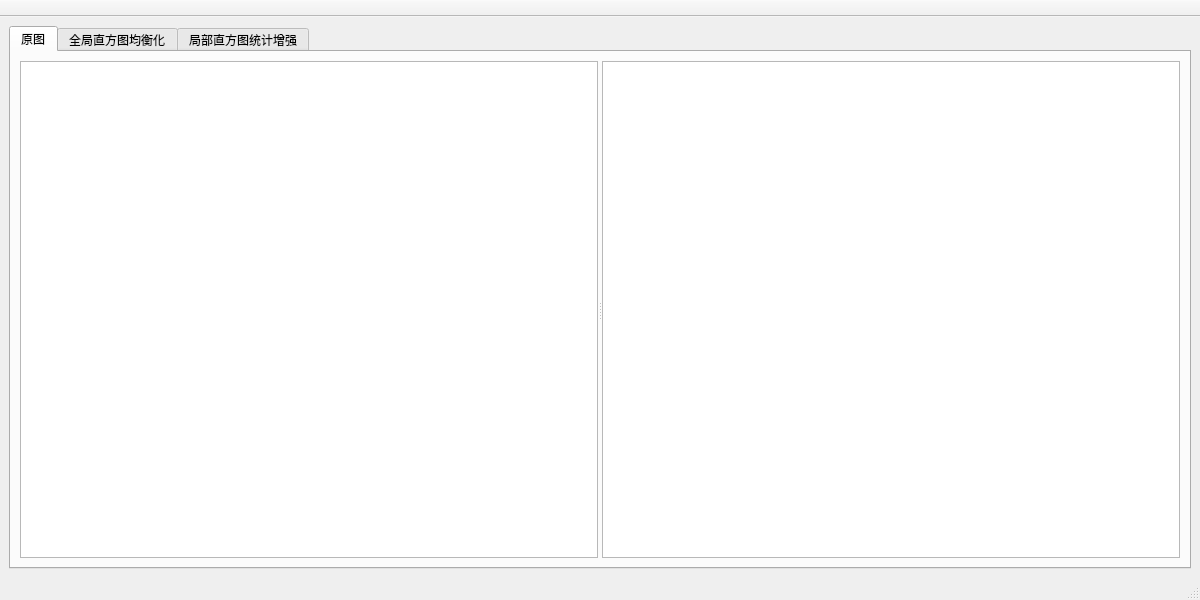
Qt form DIP-src/mainwindow.ui (miRoox/HIT-DigitalImageProcessing-Postgraduate) before a commit.
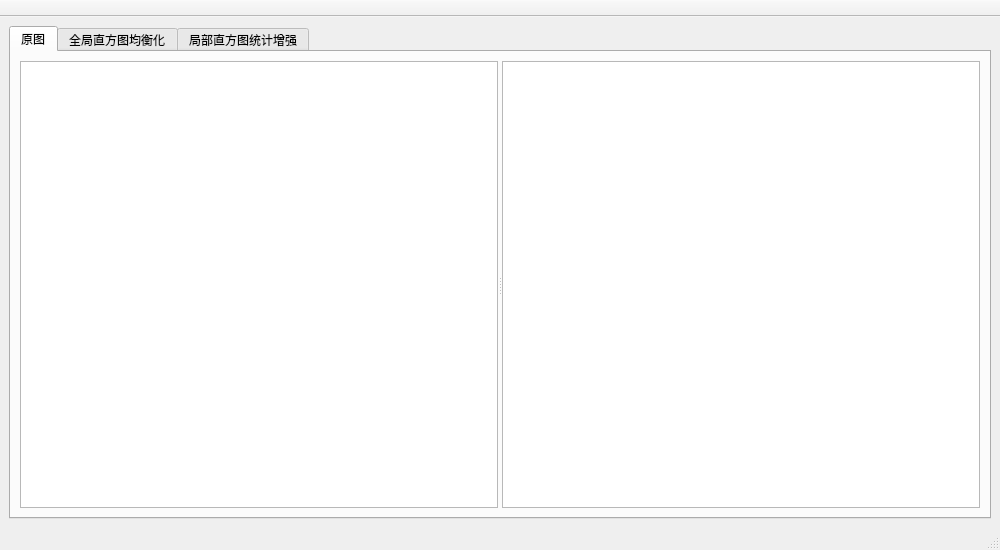
The same form after that commit. Custom widgets are drawn as their Qt base class.

Commit message: 增大导出直方图的分辨率 调节窗口尺寸

What changed in the file:
```diff
--- a/DIP-src/mainwindow.ui
+++ b/DIP-src/mainwindow.ui
@@ -6,8 +6,8 @@
    <rect>
     <x>0</x>
     <y>0</y>
-    <width>1200</width>
-    <height>600</height>
+    <width>1000</width>
+    <height>550</height>
    </rect>
   </property>
   <property name="acceptDrops">
```
The commit also changes 1 other file.
